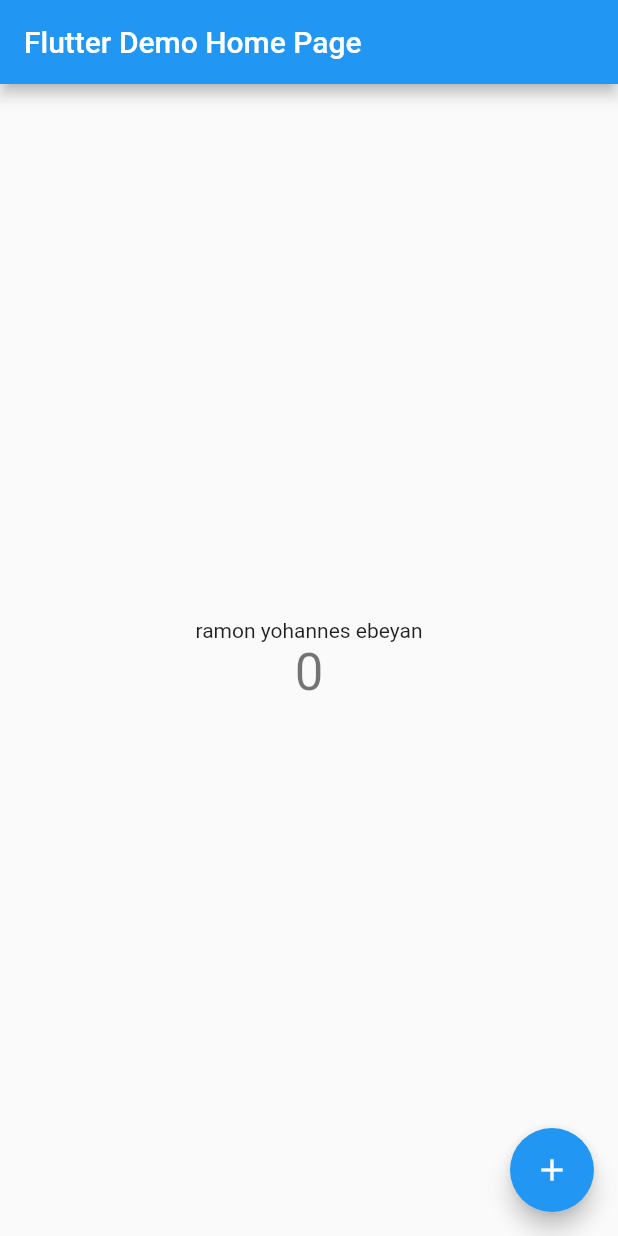
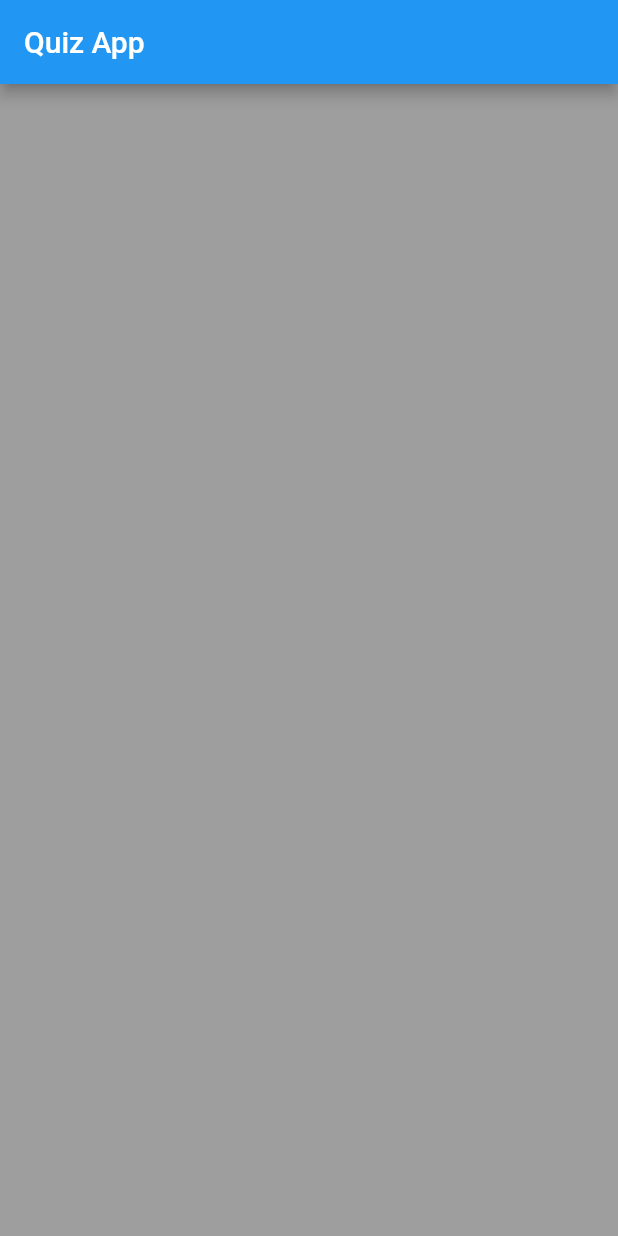
Before and after one commit to ramonyohannes/Quiz-App, a Flutter app: the screen it shows after launch, on a phone screen of 412 x 824 dp. Run offline on Flutter 3.47's test engine with Material 2 defaults, Android fonts, the phone set to English and light mode, and no system bars.

Commit message:
Added Home Page

```diff
--- /dev/null
+++ b/lib/homepage.dart
@@ -0,0 +1,17 @@
+import 'package:flutter/material.dart';
+
+class HomePage extends StatelessWidget {
+  //const HomePage({Key? key}) : super(key: key);
+
+  @override
+  Widget build(BuildContext context) {
+    return Scaffold(
+      appBar: AppBar(
+        title: const Text("Quiz App"),
+      ),
+      body: Container(
+        color: Colors.grey,
+      ),
+    );
+  }
+}
--- a/lib/main.dart
+++ b/lib/main.dart
@@ -1,115 +1,15 @@
 import 'package:flutter/material.dart';
 
-void main() {
-  runApp(const MyApp());
-}
+import './homepage.dart';
+
+void main() => runApp(MyApp());
 
 class MyApp extends StatelessWidget {
-  const MyApp({Key? key}) : super(key: key);
-
-  // This widget is the root of your application.
   @override
   Widget build(BuildContext context) {
     return MaterialApp(
-      title: 'Flutter Demo',
-      theme: ThemeData(
-        // This is the theme of your application.
-        //
-        // Try running your application with "flutter run". You'll see the
-        // application has a blue toolbar. Then, without quitting the app, try
-        // changing the primarySwatch below to Colors.green and then invoke
-        // "hot reload" (press "r" in the console where you ran "flutter run",
-        // or simply save your changes to "hot reload" in a Flutter IDE).
-        // Notice that the counter didn't reset back to zero; the application
-        // is not restarted.
-        primarySwatch: Colors.blue,
-      ),
-      home: const MyHomePage(title: 'Flutter Demo Home Page'),
+      title: 'Material App',
+      home: HomePage(),
     );
   }
 }
-
-class MyHomePage extends StatefulWidget {
-  const MyHomePage({Key? key, required this.title}) : super(key: key);
-
-  // This widget is the home page of your application. It is stateful, meaning
-  // that it has a State object (defined below) that contains fields that affect
-  // how it looks.
-
-  // This class is the configuration for the state. It holds the values (in this
-  // case the title) provided by the parent (in this case the App widget) and
-  // used by the build method of the State. Fields in a Widget subclass are
-  // always marked "final".
-
-  final String title;
-
-  @override
-  State<MyHomePage> createState() => _MyHomePageState();
-}
-
-class _MyHomePageState extends State<MyHomePage> {
-  int _counter = 0;
-
-  void _incrementCounter() {
-    setState(() {
-      // This call to setState tells the Flutter framework that something has
-      // changed in this State, which causes it to rerun the build method below
-      // so that the display can reflect the updated values. If we changed
-      // _counter without calling setState(), then the build method would not be
-      // called again, and so nothing would appear to happen.
-      _counter++;
-    });
-  }
-
-  @override
-  Widget build(BuildContext context) {
-    // This method is rerun every time setState is called, for instance as done
-    // by the _incrementCounter method above.
-    //
-    // The Flutter framework has been optimized to make rerunning build methods
-    // fast, so that you can just rebuild anything that needs updating rather
-    // than having to individually change instances of widgets.
-    return Scaffold(
-      appBar: AppBar(
-        // Here we take the value from the MyHomePage object that was created by
-        // the App.build method, and use it to set our appbar title.
-        title: Text(widget.title),
-      ),
-      body: Center(
-        // Center is a layout widget. It takes a single child and positions it
-        // in the middle of the parent.
-        child: Column(
-          // Column is also a layout widget. It takes a list of children and
-          // arranges them vertically. By default, it sizes itself to fit its
-          // children horizontally, and tries to be as tall as its parent.
-          //
-          // Invoke "debug painting" (press "p" in the console, choose the
-          // "Toggle Debug Paint" action from the Flutter Inspector in Android
-          // Studio, or the "Toggle Debug Paint" command in Visual Studio Code)
-          // to see the wireframe for each widget.
-          //
-          // Column has various properties to control how it sizes itself and
-          // how it positions its children. Here we use mainAxisAlignment to
-          // center the children vertically; the main axis here is the vertical
-          // axis because Columns are vertical (the cross axis would be
-          // horizontal).
-          mainAxisAlignment: MainAxisAlignment.center,
-          children: <Widget>[
-            const Text(
-              'ramon yohannes ebeyan',
-            ),
-            Text(
-              '$_counter',
-              style: Theme.of(context).textTheme.headline4,
-            ),
-          ],
-        ),
-      ),
-      floatingActionButton: FloatingActionButton(
-        onPressed: _incrementCounter,
-        tooltip: 'Increment',
-        child: const Icon(Icons.add),
-      ),
-    );
-  }
-}
```
Also changed, not shown: 1 other file.
